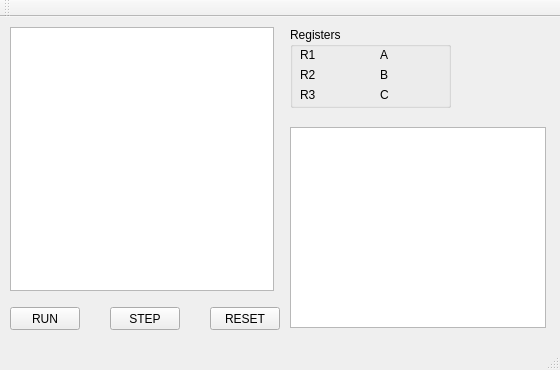
Old version of the form AppGui/processorwindow.ui in the repository mikhel1984/pdp_eleven.
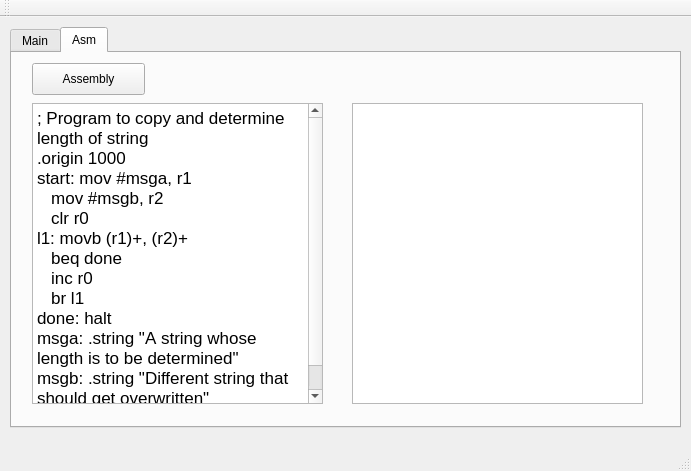
New version of the form.

Commit message: adding ASM window to UI

What changed in the file:
```diff
--- a/AppGui/processorwindow.ui
+++ b/AppGui/processorwindow.ui
@@ -6,28 +6,34 @@
    <rect>
     <x>0</x>
     <y>0</y>
-    <width>560</width>
-    <height>370</height>
+    <width>691</width>
+    <height>471</height>
    </rect>
   </property>
   <property name="windowTitle">
    <string>ProcessorWindow</string>
   </property>
   <widget class="QWidget" name="centralWidget">
-   <widget class="QGraphicsView" name="monitor">
+   <widget class="QTabWidget" name="tabWidget">
     <property name="geometry">
      <rect>
       <x>10</x>
       <y>10</y>
-      <width>264</width>
-      <height>264</height>
+      <width>671</width>
+      <height>401</height>
      </rect>
     </property>
-   </widget>
+    <property name="currentIndex">
+     <number>1</number>
+    </property>
+    <widget class="QWidget" name="tab_2">
+     <attribute name="title">
+      <string>Main</string>
+     </attribute>
    <widget class="QPushButton" name="runButton">
     <property name="geometry">
      <rect>
-      <x>10</x>
+        <x>20</x>
       <y>290</y>
       <width>70</width>
       <height>23</height>
@@ -40,7 +46,7 @@
    <widget class="QPushButton" name="stopButton">
     <property name="geometry">
      <rect>
-      <x>110</x>
+        <x>120</x>
       <y>290</y>
       <width>70</width>
       <height>23</height>
@@ -50,23 +56,20 @@
      <string>STEP</string>
     </property>
    </widget>
-   <widget class="QPushButton" name="resetButton">
+     <widget class="QGraphicsView" name="monitor">
     <property name="geometry">
      <rect>
-      <x>210</x>
-      <y>290</y>
-      <width>70</width>
-      <height>23</height>
-     </rect>
-    </property>
-    <property name="text">
-     <string>RESET</string>
-    </property>
+        <x>20</x>
+        <y>10</y>
+        <width>264</width>
+        <height>264</height>
+       </rect>
+      </property>
    </widget>
    <widget class="QGroupBox" name="registersGrp">
     <property name="geometry">
      <rect>
-      <x>290</x>
+        <x>300</x>
       <y>10</y>
       <width>161</width>
       <height>81</height>
@@ -163,13 +166,90 @@
    <widget class="QTextBrowser" name="txtEditor">
     <property name="geometry">
      <rect>
-      <x>290</x>
+        <x>300</x>
       <y>110</y>
       <width>256</width>
       <height>201</height>
      </rect>
     </property>
    </widget>
+     <widget class="QPushButton" name="resetButton">
+      <property name="geometry">
+       <rect>
+        <x>220</x>
+        <y>290</y>
+        <width>70</width>
+        <height>23</height>
+       </rect>
+      </property>
+      <property name="text">
+       <string>RESET</string>
+      </property>
+     </widget>
+    </widget>
+    <widget class="QWidget" name="tab_3">
+     <attribute name="title">
+      <string>Asm</string>
+     </attribute>
+     <widget class="QTextBrowser" name="assemblyEditor">
+      <property name="geometry">
+       <rect>
+        <x>20</x>
+        <y>50</y>
+        <width>291</width>
+        <height>301</height>
+       </rect>
+      </property>
+      <property name="html">
+       <string>&lt;!DOCTYPE HTML PUBLIC &quot;-//W3C//DTD HTML 4.0//EN&quot; &quot;http://www.w3.org/TR/REC-html40/strict.dtd&quot;&gt;
+&lt;html&gt;&lt;head&gt;&lt;meta name=&quot;qrichtext&quot; content=&quot;1&quot; /&gt;&lt;style type=&quot;text/css&quot;&gt;
+p, li { white-space: pre-wrap; }
+&lt;/style&gt;&lt;/head&gt;&lt;body style=&quot; font-family:'.SF NS Text'; font-size:13pt; font-weight:400; font-style:normal;&quot;&gt;
+&lt;p style=&quot; margin-top:0px; margin-bottom:0px; margin-left:0px; margin-right:0px; -qt-block-indent:0; text-indent:0px;&quot;&gt;;&lt;span style=&quot; color:#c0c0c0;&quot;&gt; &lt;/span&gt;Program&lt;span style=&quot; color:#c0c0c0;&quot;&gt; &lt;/span&gt;to&lt;span style=&quot; color:#c0c0c0;&quot;&gt; &lt;/span&gt;copy&lt;span style=&quot; color:#c0c0c0;&quot;&gt; &lt;/span&gt;and&lt;span style=&quot; color:#c0c0c0;&quot;&gt; &lt;/span&gt;determine&lt;span style=&quot; color:#c0c0c0;&quot;&gt; &lt;/span&gt;length&lt;span style=&quot; color:#c0c0c0;&quot;&gt; &lt;/span&gt;of&lt;span style=&quot; color:#c0c0c0;&quot;&gt; &lt;/span&gt;string&lt;/p&gt;
+&lt;p style=&quot; margin-top:0px; margin-bottom:0px; margin-left:0px; margin-right:0px; -qt-block-indent:0; text-indent:0px;&quot;&gt;&lt;span style=&quot; font-family:'Monaco';&quot;&gt;.origin&lt;/span&gt;&lt;span style=&quot; font-family:'Monaco'; color:#c0c0c0;&quot;&gt; &lt;/span&gt;&lt;span style=&quot; font-family:'Monaco';&quot;&gt;1000&lt;/span&gt;&lt;/p&gt;
+&lt;p style=&quot; margin-top:0px; margin-bottom:0px; margin-left:0px; margin-right:0px; -qt-block-indent:0; text-indent:0px;&quot;&gt;&lt;span style=&quot; font-family:'Monaco';&quot;&gt;start:&lt;/span&gt;&lt;span style=&quot; font-family:'Monaco'; color:#c0c0c0;&quot;&gt; &lt;/span&gt;&lt;span style=&quot; font-family:'Monaco';&quot;&gt;mov&lt;/span&gt;&lt;span style=&quot; font-family:'Monaco'; color:#c0c0c0;&quot;&gt; &lt;/span&gt;&lt;span style=&quot; font-family:'Monaco';&quot;&gt;#msga,&lt;/span&gt;&lt;span style=&quot; font-family:'Monaco'; color:#c0c0c0;&quot;&gt; &lt;/span&gt;&lt;span style=&quot; font-family:'Monaco';&quot;&gt;r1&lt;/span&gt;&lt;/p&gt;
+&lt;p style=&quot; margin-top:0px; margin-bottom:0px; margin-left:0px; margin-right:0px; -qt-block-indent:0; text-indent:0px;&quot;&gt;&lt;span style=&quot; font-family:'Monaco'; color:#c0c0c0;&quot;&gt;   &lt;/span&gt;&lt;span style=&quot; font-family:'Monaco';&quot;&gt;mov&lt;/span&gt;&lt;span style=&quot; font-family:'Monaco'; color:#c0c0c0;&quot;&gt; &lt;/span&gt;&lt;span style=&quot; font-family:'Monaco';&quot;&gt;#msgb,&lt;/span&gt;&lt;span style=&quot; font-family:'Monaco'; color:#c0c0c0;&quot;&gt; &lt;/span&gt;&lt;span style=&quot; font-family:'Monaco';&quot;&gt;r2&lt;/span&gt;&lt;/p&gt;
+&lt;p style=&quot; margin-top:0px; margin-bottom:0px; margin-left:0px; margin-right:0px; -qt-block-indent:0; text-indent:0px;&quot;&gt;&lt;span style=&quot; font-family:'Monaco'; color:#c0c0c0;&quot;&gt;   &lt;/span&gt;&lt;span style=&quot; font-family:'Monaco';&quot;&gt;clr&lt;/span&gt;&lt;span style=&quot; font-family:'Monaco'; color:#c0c0c0;&quot;&gt; &lt;/span&gt;&lt;span style=&quot; font-family:'Monaco';&quot;&gt;r0&lt;/span&gt;&lt;/p&gt;
+&lt;p style=&quot; margin-top:0px; margin-bottom:0px; margin-left:0px; margin-right:0px; -qt-block-indent:0; text-indent:0px;&quot;&gt;&lt;span style=&quot; font-family:'Monaco';&quot;&gt;l1:&lt;/span&gt;&lt;span style=&quot; font-family:'Monaco'; color:#c0c0c0;&quot;&gt; &lt;/span&gt;&lt;span style=&quot; font-family:'Monaco';&quot;&gt;movb&lt;/span&gt;&lt;span style=&quot; font-family:'Monaco'; color:#c0c0c0;&quot;&gt; &lt;/span&gt;&lt;span style=&quot; font-family:'Monaco';&quot;&gt;(r1)+,&lt;/span&gt;&lt;span style=&quot; font-family:'Monaco'; color:#c0c0c0;&quot;&gt; &lt;/span&gt;&lt;span style=&quot; font-family:'Monaco';&quot;&gt;(r2)+&lt;/span&gt;&lt;/p&gt;
+&lt;p style=&quot; margin-top:0px; margin-bottom:0px; margin-left:0px; margin-right:0px; -qt-block-indent:0; text-indent:0px;&quot;&gt;&lt;span style=&quot; font-family:'Monaco'; color:#c0c0c0;&quot;&gt;   &lt;/span&gt;&lt;span style=&quot; font-family:'Monaco';&quot;&gt;beq&lt;/span&gt;&lt;span style=&quot; font-family:'Monaco'; color:#c0c0c0;&quot;&gt; &lt;/span&gt;&lt;span style=&quot; font-family:'Monaco';&quot;&gt;done&lt;/span&gt;&lt;/p&gt;
+&lt;p style=&quot; margin-top:0px; margin-bottom:0px; margin-left:0px; margin-right:0px; -qt-block-indent:0; text-indent:0px;&quot;&gt;&lt;span style=&quot; font-family:'Monaco'; color:#c0c0c0;&quot;&gt;   &lt;/span&gt;&lt;span style=&quot; font-family:'Monaco';&quot;&gt;inc&lt;/span&gt;&lt;span style=&quot; font-family:'Monaco'; color:#c0c0c0;&quot;&gt; &lt;/span&gt;&lt;span style=&quot; font-family:'Monaco';&quot;&gt;r0&lt;/span&gt;&lt;/p&gt;
+&lt;p style=&quot; margin-top:0px; margin-bottom:0px; margin-left:0px; margin-right:0px; -qt-block-indent:0; text-indent:0px;&quot;&gt;&lt;span style=&quot; font-family:'Monaco'; color:#c0c0c0;&quot;&gt;   &lt;/span&gt;&lt;span style=&quot; font-family:'Monaco';&quot;&gt;br&lt;/span&gt;&lt;span style=&quot; font-family:'Monaco'; color:#c0c0c0;&quot;&gt; &lt;/span&gt;&lt;span style=&quot; font-family:'Monaco';&quot;&gt;l1&lt;/span&gt;&lt;/p&gt;
+&lt;p style=&quot; margin-top:0px; margin-bottom:0px; margin-left:0px; margin-right:0px; -qt-block-indent:0; text-indent:0px;&quot;&gt;&lt;span style=&quot; font-family:'Monaco';&quot;&gt;done:&lt;/span&gt;&lt;span style=&quot; font-family:'Monaco'; color:#c0c0c0;&quot;&gt; &lt;/span&gt;&lt;span style=&quot; font-family:'Monaco';&quot;&gt;halt&lt;/span&gt;&lt;/p&gt;
+&lt;p style=&quot; margin-top:0px; margin-bottom:0px; margin-left:0px; margin-right:0px; -qt-block-indent:0; text-indent:0px;&quot;&gt;&lt;span style=&quot; font-family:'Monaco';&quot;&gt;msga:&lt;/span&gt;&lt;span style=&quot; font-family:'Monaco'; color:#c0c0c0;&quot;&gt; &lt;/span&gt;&lt;span style=&quot; font-family:'Monaco';&quot;&gt;.string&lt;/span&gt;&lt;span style=&quot; font-family:'Monaco'; color:#c0c0c0;&quot;&gt; &lt;/span&gt;&lt;span style=&quot; font-family:'Monaco';&quot;&gt;&amp;quot;A&lt;/span&gt;&lt;span style=&quot; font-family:'Monaco'; color:#c0c0c0;&quot;&gt; &lt;/span&gt;&lt;span style=&quot; font-family:'Monaco';&quot;&gt;string&lt;/span&gt;&lt;span style=&quot; font-family:'Monaco'; color:#c0c0c0;&quot;&gt; &lt;/span&gt;&lt;span style=&quot; font-family:'Monaco';&quot;&gt;whose&lt;/span&gt;&lt;span style=&quot; font-family:'Monaco'; color:#c0c0c0;&quot;&gt; &lt;/span&gt;&lt;span style=&quot; font-family:'Monaco';&quot;&gt;length&lt;/span&gt;&lt;span style=&quot; font-family:'Monaco'; color:#c0c0c0;&quot;&gt; &lt;/span&gt;&lt;span style=&quot; font-family:'Monaco';&quot;&gt;is&lt;/span&gt;&lt;span style=&quot; font-family:'Monaco'; color:#c0c0c0;&quot;&gt; &lt;/span&gt;&lt;span style=&quot; font-family:'Monaco';&quot;&gt;to&lt;/span&gt;&lt;span style=&quot; font-family:'Monaco'; color:#c0c0c0;&quot;&gt; &lt;/span&gt;&lt;span style=&quot; font-family:'Monaco';&quot;&gt;be&lt;/span&gt;&lt;span style=&quot; font-family:'Monaco'; color:#c0c0c0;&quot;&gt; &lt;/span&gt;&lt;span style=&quot; font-family:'Monaco';&quot;&gt;determined&amp;quot;&lt;/span&gt;&lt;/p&gt;
+&lt;p style=&quot; margin-top:0px; margin-bottom:0px; margin-left:0px; margin-right:0px; -qt-block-indent:0; text-indent:0px;&quot;&gt;&lt;span style=&quot; font-family:'Monaco';&quot;&gt;msgb:&lt;/span&gt;&lt;span style=&quot; font-family:'Monaco'; color:#c0c0c0;&quot;&gt; &lt;/span&gt;&lt;span style=&quot; font-family:'Monaco';&quot;&gt;.string&lt;/span&gt;&lt;span style=&quot; font-family:'Monaco'; color:#c0c0c0;&quot;&gt; &lt;/span&gt;&lt;span style=&quot; font-family:'Monaco';&quot;&gt;&amp;quot;Different&lt;/span&gt;&lt;span style=&quot; font-family:'Monaco'; color:#c0c0c0;&quot;&gt; &lt;/span&gt;&lt;span style=&quot; font-family:'Monaco';&quot;&gt;string&lt;/span&gt;&lt;span style=&quot; font-family:'Monaco'; color:#c0c0c0;&quot;&gt; &lt;/span&gt;&lt;span style=&quot; font-family:'Monaco';&quot;&gt;that&lt;/span&gt;&lt;span style=&quot; font-family:'Monaco'; color:#c0c0c0;&quot;&gt; &lt;/span&gt;&lt;span style=&quot; font-family:'Monaco';&quot;&gt;should&lt;/span&gt;&lt;span style=&quot; font-family:'Monaco'; color:#c0c0c0;&quot;&gt; &lt;/span&gt;&lt;span style=&quot; font-family:'Monaco';&quot;&gt;get&lt;/span&gt;&lt;span style=&quot; font-family:'Monaco'; color:#c0c0c0;&quot;&gt; &lt;/span&gt;&lt;span style=&quot; font-family:'Monaco';&quot;&gt;overwritten&amp;quot;&lt;/span&gt;&lt;/p&gt;
+&lt;p style=&quot; margin-top:0px; margin-bottom:0px; margin-left:0px; margin-right:0px; -qt-block-indent:0; text-indent:0px;&quot;&gt;&lt;span style=&quot; font-family:'Monaco';&quot;&gt;.end&lt;/span&gt;&lt;span style=&quot; font-family:'Monaco'; color:#c0c0c0;&quot;&gt; &lt;/span&gt;&lt;span style=&quot; font-family:'Monaco';&quot;&gt;start&lt;/span&gt;&lt;/p&gt;&lt;/body&gt;&lt;/html&gt;</string>
+      </property>
+     </widget>
+     <widget class="QTextBrowser" name="machineCodeEditor">
+      <property name="geometry">
+       <rect>
+        <x>340</x>
+        <y>50</y>
+        <width>291</width>
+        <height>301</height>
+       </rect>
+      </property>
+      <property name="font">
+       <font>
+        <family>Courier New</family>
+       </font>
+      </property>
+     </widget>
+     <widget class="QPushButton" name="assemblyButton">
+      <property name="geometry">
+       <rect>
+        <x>20</x>
+        <y>10</y>
+        <width>113</width>
+        <height>32</height>
+       </rect>
+      </property>
+      <property name="text">
+       <string>Assembly</string>
+      </property>
+     </widget>
+    </widget>
+   </widget>
   </widget>
   <widget class="QMenuBar" name="menuBar">
    <property name="geometry">
```
Left out of the diff: 4 changed lines with no effect on the pictures. Lines whose indentation alone changed are shown as unchanged. The commit also changes 3 other files.
